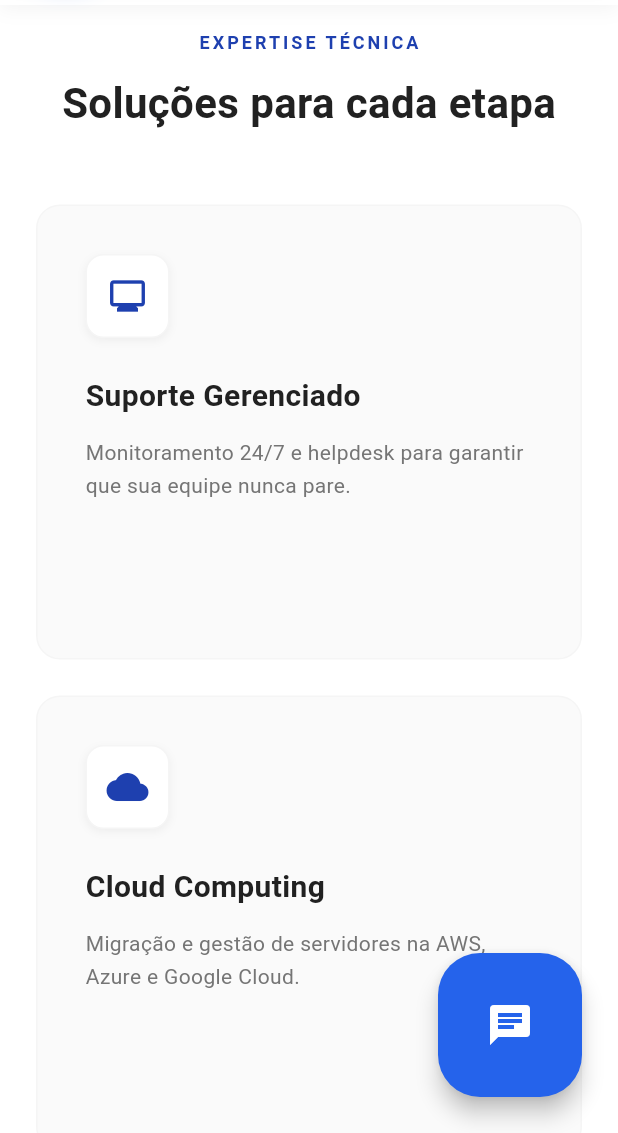
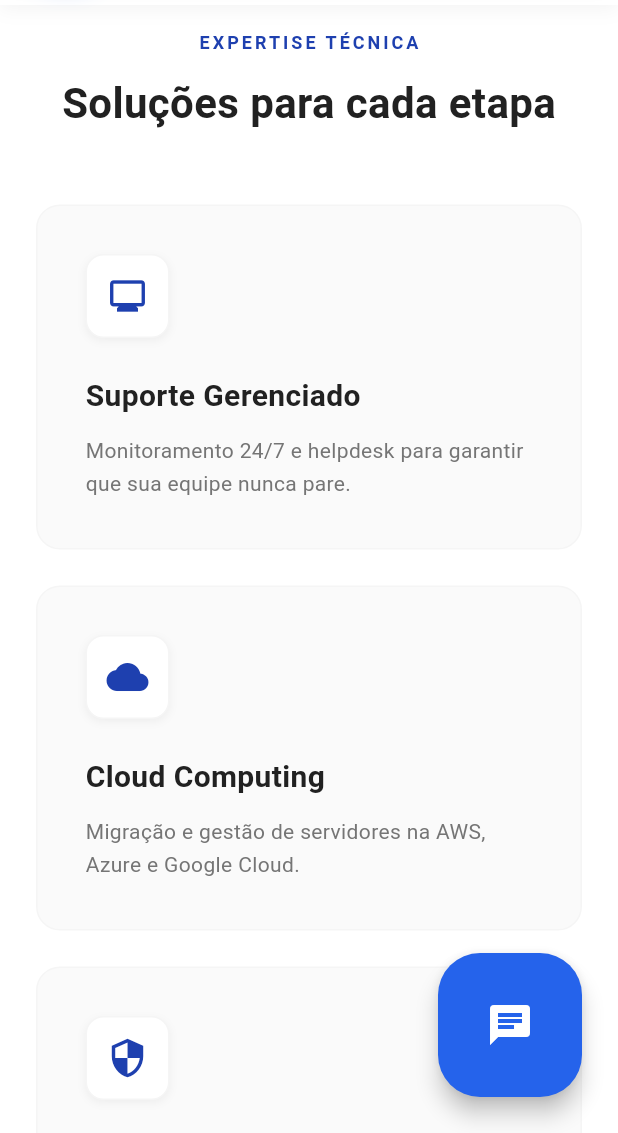
Before and after one commit to SamuelGFDias/exposition_site_prototipe, a Flutter app: the screen it shows after launch, scrolled down 576 dp, on a phone screen of 412 x 824 dp, the part 103-1236 px from its top. Run offline on Flutter 3.47's test engine with Material 3 defaults, Android fonts, the phone set to English and light mode, and no system bars; drawn by our look-alikes of cached_network_image; our stand-ins replace flutter_riverpod, go_router, timezone, url_strategy; network calls fail; Roboto replaces fonts that are missing (system-ui).

Commit message:
feat: Refactor public site layout and improve navbar responsiveness

```diff
--- a/lib/features/public/screens/public_site_screen.dart
+++ b/lib/features/public/screens/public_site_screen.dart
@@ -52,8 +52,9 @@ class _PublicSiteScreenState extends ConsumerState<PublicSiteScreen> {
     if (context != null) {
       Scrollable.ensureVisible(
         context,
-        duration: const Duration(milliseconds: 500),
+        duration: const Duration(milliseconds: 800),
         curve: Curves.easeInOut,
+        alignment: 0.0,
       );
     }
   }
@@ -66,11 +67,10 @@ class _PublicSiteScreenState extends ConsumerState<PublicSiteScreen> {
     return Scaffold(
       body: Stack(
         children: [
-          CustomScrollView(
+          SingleChildScrollView(
             controller: _scrollController,
-            slivers: [
-              SliverList(
-                delegate: SliverChildListDelegate([
+            child: Column(
+              children: [
                 HeroSection(
                   key: heroKey,
                   config: config.general,
@@ -94,9 +94,8 @@ class _PublicSiteScreenState extends ConsumerState<PublicSiteScreen> {
                   themeConfig: themeConfig,
                 ),
                 FooterSection(footerText: config.general.footerText),
-                ]),
+              ],
             ),
-            ],
           ),
           // Navbar fixo por cima
           Positioned(
--- a/lib/features/public/widgets/public_navbar.dart
+++ b/lib/features/public/widgets/public_navbar.dart
@@ -27,10 +27,11 @@ class _PublicNavbarState extends State<PublicNavbar> {
   @override
   Widget build(BuildContext context) {
     final isMobile = MediaQuery.of(context).size.width < 768;
-    final textColor =
-        widget.scrolled ? Colors.grey.shade700 : Colors.white;
+    final textColor = widget.scrolled ? Colors.grey.shade700 : Colors.white;
 
-    return Container(
+    return Column(
+      children: [
+        Container(
           padding: EdgeInsets.symmetric(
             horizontal: 24,
             vertical: widget.scrolled ? 12 : 24,
@@ -48,13 +49,19 @@ class _PublicNavbarState extends State<PublicNavbar> {
                       borderRadius: BorderRadius.circular(12),
                       boxShadow: [
                         BoxShadow(
-                      color: widget.themeConfig.primaryColor.withOpacity(0.3),
+                          color: widget.themeConfig.primaryColor.withOpacity(
+                            0.3,
+                          ),
                           blurRadius: 12,
                           offset: const Offset(0, 4),
                         ),
                       ],
                     ),
-                child: const Icon(Icons.memory, color: Colors.white, size: 24),
+                    child: const Icon(
+                      Icons.memory,
+                      color: Colors.white,
+                      size: 24,
+                    ),
                   ),
                   const SizedBox(width: 12),
                   Text(
@@ -71,14 +78,26 @@ class _PublicNavbarState extends State<PublicNavbar> {
               if (!isMobile)
                 Row(
                   children: [
-                _NavLink('Serviços', () => widget.onNavigateToSection('services'),
-                    textColor, widget.themeConfig),
+                    _NavLink(
+                      'Serviços',
+                      () => widget.onNavigateToSection('services'),
+                      textColor,
+                      widget.themeConfig,
+                    ),
                     const SizedBox(width: 32),
-                _NavLink('Sobre', () => widget.onNavigateToSection('about'),
-                    textColor, widget.themeConfig),
+                    _NavLink(
+                      'Sobre',
+                      () => widget.onNavigateToSection('about'),
+                      textColor,
+                      widget.themeConfig,
+                    ),
                     const SizedBox(width: 32),
-                _NavLink('Contato', () => widget.onNavigateToSection('contact'),
-                    textColor, widget.themeConfig),
+                    _NavLink(
+                      'Contato',
+                      () => widget.onNavigateToSection('contact'),
+                      textColor,
+                      widget.themeConfig,
+                    ),
                     const SizedBox(width: 32),
                     OutlinedButton.icon(
                       onPressed: widget.onNavigateToAdmin,
@@ -100,12 +119,64 @@ class _PublicNavbarState extends State<PublicNavbar> {
                 )
               else
                 IconButton(
-              icon: Icon(_mobileMenuOpen ? Icons.close : Icons.menu,
-                  color: textColor),
-              onPressed: () => setState(() => _mobileMenuOpen = !_mobileMenuOpen),
+                  icon: Icon(
+                    _mobileMenuOpen ? Icons.close : Icons.menu,
+                    color: textColor,
+                  ),
+                  onPressed: () =>
+                      setState(() => _mobileMenuOpen = !_mobileMenuOpen),
                 ),
             ],
           ),
+        ),
+        if (isMobile && _mobileMenuOpen)
+          Container(
+            width: double.infinity,
+            color: widget.scrolled
+                ? Colors.white
+                : Colors.black.withOpacity(0.95),
+            padding: const EdgeInsets.symmetric(vertical: 16, horizontal: 24),
+            child: Column(
+              crossAxisAlignment: CrossAxisAlignment.start,
+              children: [
+                _MobileNavLink('Serviços', () {
+                  widget.onNavigateToSection('services');
+                  setState(() => _mobileMenuOpen = false);
+                }, textColor),
+                const SizedBox(height: 16),
+                _MobileNavLink('Sobre', () {
+                  widget.onNavigateToSection('about');
+                  setState(() => _mobileMenuOpen = false);
+                }, textColor),
+                const SizedBox(height: 16),
+                _MobileNavLink('Contato', () {
+                  widget.onNavigateToSection('contact');
+                  setState(() => _mobileMenuOpen = false);
+                }, textColor),
+                const SizedBox(height: 16),
+                OutlinedButton.icon(
+                  onPressed: () {
+                    widget.onNavigateToAdmin();
+                    setState(() => _mobileMenuOpen = false);
+                  },
+                  icon: const Icon(Icons.person, size: 16),
+                  label: const Text('Admin'),
+                  style: OutlinedButton.styleFrom(
+                    foregroundColor: textColor,
+                    side: BorderSide(
+                      color: widget.scrolled
+                          ? Colors.grey.shade300
+                          : Colors.white.withOpacity(0.3),
+                    ),
+                    shape: RoundedRectangleBorder(
+                      borderRadius: BorderRadius.circular(24),
+                    ),
+                  ),
+                ),
+              ],
+            ),
+          ),
+      ],
     );
   }
 }
@@ -133,3 +204,29 @@ class _NavLink extends StatelessWidget {
     );
   }
 }
+
+class _MobileNavLink extends StatelessWidget {
+  final String label;
+  final VoidCallback onTap;
+  final Color color;
+
+  const _MobileNavLink(this.label, this.onTap, this.color);
+
+  @override
+  Widget build(BuildContext context) {
+    return InkWell(
+      onTap: onTap,
+      child: Padding(
+        padding: const EdgeInsets.symmetric(vertical: 8),
+        child: Text(
+          label,
+          style: TextStyle(
+            color: color,
+            fontSize: 16,
+            fontWeight: FontWeight.w500,
+          ),
+        ),
+      ),
+    );
+  }
+}
--- a/lib/features/public/widgets/services_section.dart
+++ b/lib/features/public/widgets/services_section.dart
@@ -16,9 +16,6 @@ class ServicesSection extends StatelessWidget {
   Widget build(BuildContext context) {
     final size = MediaQuery.of(context).size;
     final isMobile = size.width < 768;
-    final isTablet = size.width < 1024;
-
-    final crossAxisCount = isMobile ? 1 : (isTablet ? 2 : 4);
 
     return Container(
       color: Colors.white,
@@ -47,21 +44,26 @@ class ServicesSection extends StatelessWidget {
             ),
           ),
           const SizedBox(height: 48),
-          GridView.builder(
-            shrinkWrap: true,
-            physics: const NeverScrollableScrollPhysics(),
-            gridDelegate: SliverGridDelegateWithFixedCrossAxisCount(
-              crossAxisCount: crossAxisCount,
-              crossAxisSpacing: 24,
-              mainAxisSpacing: 24,
-              childAspectRatio: isMobile ? 1.2 : 0.9,
-            ),
-            itemCount: services.length,
-            itemBuilder: (context, index) {
-              final service = services[index];
-              return _ServiceCard(
-                service: service,
-                themeConfig: themeConfig,
+          LayoutBuilder(
+            builder: (context, constraints) {
+              final cardWidth = isMobile
+                  ? constraints.maxWidth
+                  : (constraints.maxWidth < 900
+                        ? (constraints.maxWidth - 24) / 2
+                        : (constraints.maxWidth - 72) / 4);
+
+              return Wrap(
+                spacing: 24,
+                runSpacing: 24,
+                children: services.map((service) {
+                  return SizedBox(
+                    width: cardWidth,
+                    child: _ServiceCard(
+                      service: service,
+                      themeConfig: themeConfig,
+                    ),
+                  );
+                }).toList(),
               );
             },
           ),
@@ -75,10 +77,7 @@ class _ServiceCard extends StatefulWidget {
   final ServiceModel service;
   final ThemeConfig themeConfig;
 
-  const _ServiceCard({
-    required this.service,
-    required this.themeConfig,
-  });
+  const _ServiceCard({required this.service, required this.themeConfig});
 
   @override
   State<_ServiceCard> createState() => _ServiceCardState();
@@ -110,6 +109,7 @@ class _ServiceCardState extends State<_ServiceCard> {
         ),
         padding: const EdgeInsets.all(32),
         child: Column(
+          mainAxisSize: MainAxisSize.min,
           crossAxisAlignment: CrossAxisAlignment.start,
           children: [
             AnimatedContainer(
@@ -133,9 +133,7 @@ class _ServiceCardState extends State<_ServiceCard> {
               child: Icon(
                 widget.service.icon,
                 size: 28,
-                color: _isHovered
-                    ? Colors.white
-                    : widget.themeConfig.textColor,
+                color: _isHovered ? Colors.white : widget.themeConfig.textColor,
               ),
             ),
             const SizedBox(height: 24),
@@ -145,7 +143,10 @@ class _ServiceCardState extends State<_ServiceCard> {
                 fontSize: 20,
                 fontWeight: FontWeight.bold,
                 color: Colors.grey.shade900,
+                height: 1.4,
               ),
+              maxLines: 2,
+              overflow: TextOverflow.ellipsis,
             ),
             const SizedBox(height: 12),
             Text(
@@ -155,6 +156,8 @@ class _ServiceCardState extends State<_ServiceCard> {
                 color: Colors.grey.shade600,
                 height: 1.6,
               ),
+              maxLines: 4,
+              overflow: TextOverflow.ellipsis,
             ),
           ],
         ),
```
Lines whose indentation alone changed are shown as unchanged.
